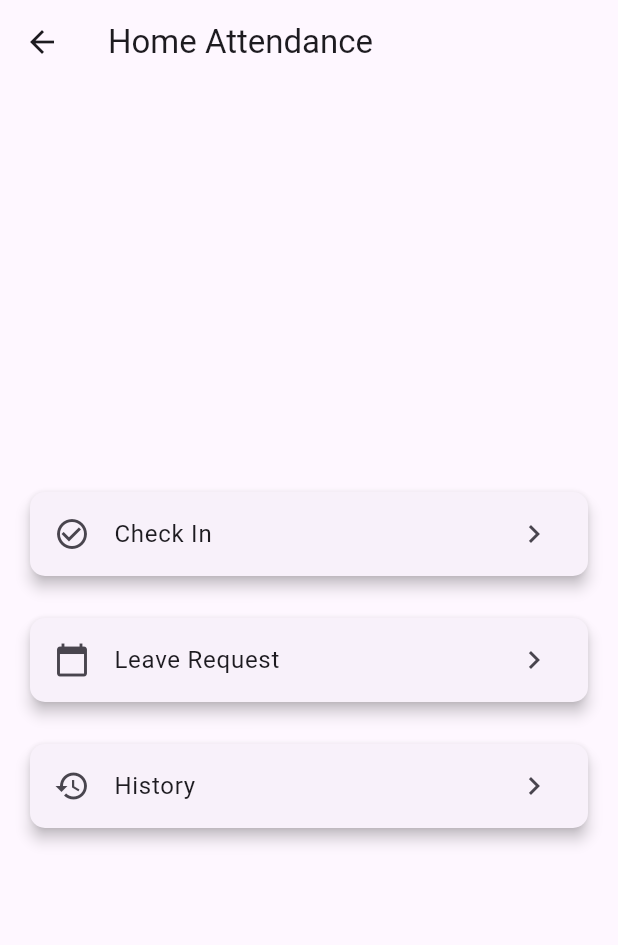
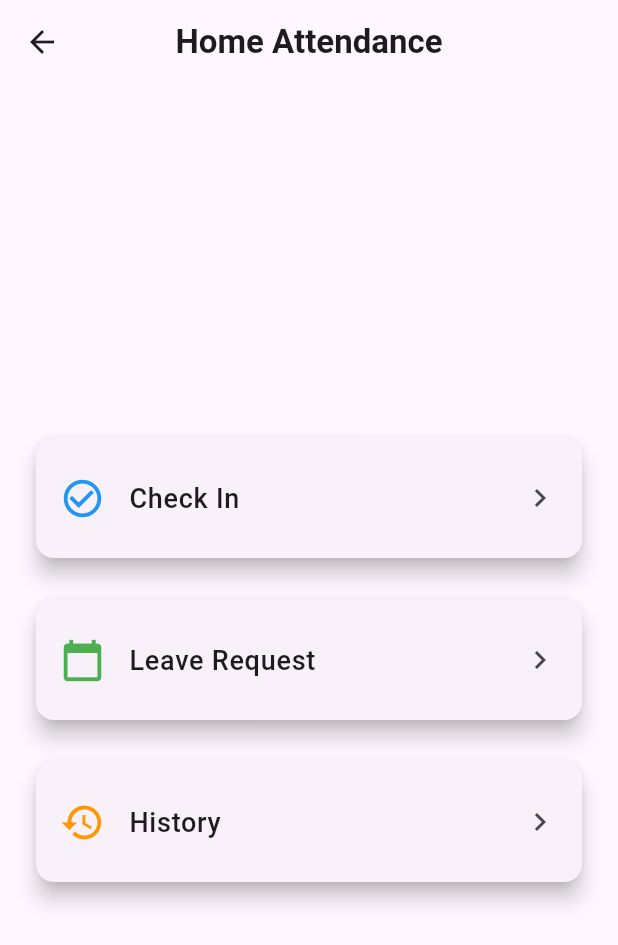
Before and after one commit to ZUHAIRR23/firebase, a Flutter app: the HomePage screen opened by its route, after a tap on "Attendance", on a phone screen of 412 x 824 dp. Shown: the top 945 px of the screen. Run offline on Flutter 3.47's test engine with Material 3 defaults, Android fonts, the phone set to English and light mode, and no system bars; our stand-ins replace camera, cloud_firestore, dotted_border, firebase_auth, firebase_core, firebase_storage and 6 more; missing offline and left inert: google_mlkit_face_detection; accounts and stored records are empty; network calls fail.

Commit message:
perbaruan ui

```diff
--- a/lib/ui/ui/attendance/home_attendance_page.dart
+++ b/lib/ui/ui/attendance/home_attendance_page.dart
@@ -12,60 +12,88 @@ class _HomeAttendancePageState extends State<HomeAttendancePage> {
   Widget build(BuildContext context) {
     return Scaffold(
       appBar: AppBar(
-        title: Text('Home Attendance'),
+        title: const Text('Home Attendance',
+            style: TextStyle(fontWeight: FontWeight.bold)),
+        centerTitle: true,
       ),
-      body: Padding(
-        padding: const EdgeInsets.all(16.0),
+      body: Center(
+        child: Padding(
+          padding: const EdgeInsets.all(20.0),
           child: Column(
             mainAxisAlignment: MainAxisAlignment.center,
             children: [
               Card(
-              elevation: 4,
+                elevation: 6,
                 shape: RoundedRectangleBorder(
-                borderRadius: BorderRadius.circular(10),
+                  borderRadius: BorderRadius.circular(12),
                 ),
-              child: ListTile(
+                child: InkWell(
                   onTap: () {
                     Navigator.pushNamed(context, '/attendance');
                   },
-                leading: const Icon(Icons.check_circle_outline),
-                title: const Text('Check In'),
-                trailing: const Icon(Icons.chevron_right),
+                  borderRadius: BorderRadius.circular(12),
+                  child: ListTile(
+                    contentPadding: const EdgeInsets.symmetric(
+                        horizontal: 16, vertical: 12),
+                    leading: const Icon(Icons.check_circle_outline,
+                        size: 30, color: Colors.blue),
+                    title: const Text('Check In',
+                        style: TextStyle(
+                            fontSize: 18, fontWeight: FontWeight.w500)),
+                    trailing: const Icon(Icons.chevron_right, size: 24),
+                  ),
                 ),
               ),
               const SizedBox(height: 20),
               Card(
-              elevation: 4,
+                elevation: 6,
                 shape: RoundedRectangleBorder(
-                borderRadius: BorderRadius.circular(10),
+                  borderRadius: BorderRadius.circular(12),
                 ),
-              child: ListTile(
+                child: InkWell(
                   onTap: () {
                     Navigator.pushNamed(context, '/leave');
                   },
-                leading: const Icon(Icons.calendar_today),
-                title: const Text('Leave Request'),
-                trailing: const Icon(Icons.chevron_right),
+                  borderRadius: BorderRadius.circular(12),
+                  child: ListTile(
+                    contentPadding: const EdgeInsets.symmetric(
+                        horizontal: 16, vertical: 12),
+                    leading: const Icon(Icons.calendar_today,
+                        size: 30, color: Colors.green),
+                    title: const Text('Leave Request',
+                        style: TextStyle(
+                            fontSize: 18, fontWeight: FontWeight.w500)),
+                    trailing: const Icon(Icons.chevron_right, size: 24),
+                  ),
                 ),
               ),
               const SizedBox(height: 20),
               Card(
-              elevation: 4,
+                elevation: 6,
                 shape: RoundedRectangleBorder(
-                borderRadius: BorderRadius.circular(10),
+                  borderRadius: BorderRadius.circular(12),
                 ),
-              child: ListTile(
+                child: InkWell(
                   onTap: () {
                     Navigator.pushNamed(context, '/history');
                   },
-                leading: const Icon(Icons.history),
-                title: const Text('History'),
-                trailing: const Icon(Icons.chevron_right),
+                  borderRadius: BorderRadius.circular(12),
+                  child: ListTile(
+                    contentPadding: const EdgeInsets.symmetric(
+                        horizontal: 16, vertical: 12),
+                    leading: const Icon(Icons.history,
+                        size: 30, color: Colors.orange),
+                    title: const Text('History',
+                        style: TextStyle(
+                            fontSize: 18, fontWeight: FontWeight.w500)),
+                    trailing: const Icon(Icons.chevron_right, size: 24),
+                  ),
                 ),
               ),
             ],
           ),
         ),
+      ),
     );
   }
 }
--- a/lib/ui/ui/home_page.dart
+++ b/lib/ui/ui/home_page.dart
@@ -33,31 +33,66 @@ class _HomePageState extends State<HomePage> {
   Widget build(BuildContext context) {
     return Scaffold(
       body: SingleChildScrollView(
+        child: Column(
+          children: [
+            _buildHeader(),
+            Padding(
               padding: const EdgeInsets.all(20.0),
               child: Column(
-          crossAxisAlignment: CrossAxisAlignment.start,
                 children: [
-            FutureBuilder<Map<String, dynamic>>(
+                  _buildActionButtons(),
+                ],
+              ),
+            ),
+          ],
+        ),
+      ),
+    );
+  }
+
+  Widget _buildHeader() {
+    return FutureBuilder<Map<String, dynamic>>(
       future: userData,
       builder: (context, snapshot) {
         if (snapshot.connectionState == ConnectionState.waiting) {
-                  return const Center(child: CircularProgressIndicator());
+          return const SizedBox(
+            height: 200,
+            child: Center(child: CircularProgressIndicator()),
+          );
         } else if (snapshot.hasError ||
             !snapshot.hasData ||
             snapshot.data!.isEmpty) {
-                  return const Center(child: Text("User data not found."));
+          return const SizedBox(
+            height: 200,
+            child: Center(child: Text("User data not found.")),
+          );
         }
 
         final user = snapshot.data!;
 
-                return Column(
-                  crossAxisAlignment: CrossAxisAlignment.start,
+        return Stack(
+          children: [
+            Container(
+              height: 200,
+              decoration: const BoxDecoration(
+                gradient: LinearGradient(
+                  colors: [Colors.blue, Colors.lightBlueAccent],
+                  begin: Alignment.topLeft,
+                  end: Alignment.bottomRight,
+                ),
+              ),
+            ),
+            Padding(
+              padding: const EdgeInsets.all(20.0),
+              child: Column(
                 children: [
                   Row(
                     children: [
                       const CircleAvatar(
-                          radius: 30,
-                          child: Icon(Icons.person, size: 40),
+                        radius: 40,
+                        backgroundColor: Colors.white30,
+                        child:
+                            Icon(Icons.person, size: 50, color: Colors.white),
                       ),
                       const SizedBox(width: 16),
                       Column(
@@ -66,85 +101,80 @@ class _HomePageState extends State<HomePage> {
                           Text(
                             '${user['first_name']} ${user['last_name']}',
                             style: const TextStyle(
-                                fontSize: 20,
+                              fontSize: 22,
                               fontWeight: FontWeight.bold,
+                              color: Colors.white,
                             ),
                           ),
                           Text(
                             user['role'],
-                              style: TextStyle(color: Colors.grey[600]),
+                            style: const TextStyle(color: Colors.white70),
                           ),
                         ],
                       ),
                       const Spacer(),
                       IconButton(
-                          icon: const Icon(Icons.settings),
+                        icon: const Icon(Icons.settings, color: Colors.white),
                         onPressed: () =>
                             Navigator.pushNamed(context, '/profile'),
                       ),
                     ],
                   ),
                   const SizedBox(height: 20),
-                    Card(
-                      elevation: 4,
-                      shape: RoundedRectangleBorder(
-                          borderRadius: BorderRadius.circular(12)),
-                      child: Padding(
-                        padding: const EdgeInsets.all(16.0),
-                        child: Column(
-                          crossAxisAlignment: CrossAxisAlignment.start,
-                          children: [
-                            Text('Email: ${_auth.currentUser?.email ?? 'N/A'}',
-                                style: const TextStyle(fontSize: 16)),
-                            Text('UID: ${_auth.currentUser?.uid ?? 'N/A'}',
-                                style: const TextStyle(color: Colors.grey)),
+                  const Align(
+                    alignment: Alignment.center,
+                    child: Text(
+                      "Welcome to attendance page",
+                      style: TextStyle(color: Colors.white, fontSize: 18),
+                    ),
+                  )
                 ],
-                        ),
               ),
             ),
           ],
         );
       },
-            ),
-            const SizedBox(height: 10  ),
-            Card(
-              elevation: 4,
-              shape: RoundedRectangleBorder(
-                  borderRadius: BorderRadius.circular(12)),
-              child: Padding(
+    );
+  }
+
+  Widget _buildActionButtons() {
+    return Padding(
       padding: const EdgeInsets.all(16.0),
-                child: Row(
-                  mainAxisAlignment: MainAxisAlignment.center,
+      child: GridView.count(
+        shrinkWrap: true,
+        physics: const NeverScrollableScrollPhysics(),
+        crossAxisCount: 3,
+        crossAxisSpacing: 10,
+        mainAxisSpacing: 10,
         children: [
-                    _buildButton('Attendance', Colors.green,
+          _buildActionButton('Attendance', Icons.calendar_today, Colors.green,
               () => Navigator.pushNamed(context, '/homeAttendance')),
-                    const SizedBox(width: 20),
-                    _buildButton('Notes', Colors.amberAccent,
+          _buildActionButton('Notes', Icons.notes, Colors.amber,
               () => Navigator.pushNamed(context, '/note')),
-                    const SizedBox(width: 20),
-                    _buildButton('Logout', Colors.red, _signOut),
+          _buildActionButton('Logout', Icons.logout, Colors.red, _signOut),
         ],
-                ),
-              ),
-            ),
-          ],
-        ),
       ),
     );
   }
 
-  Widget _buildButton(String text, Color color, VoidCallback onPressed,
-      {Color textColor = Colors.white, bool isLarge = false}) {
+  Widget _buildActionButton(
+      String text, IconData icon, Color color, VoidCallback onPressed) {
     return ElevatedButton(
       onPressed: onPressed,
       style: ElevatedButton.styleFrom(
         backgroundColor: color,
-        padding: EdgeInsets.symmetric(
-            horizontal: isLarge ? 30 : 16, vertical: isLarge ? 14 : 12),
-        textStyle: TextStyle(fontSize: isLarge ? 18 : 16),
-        shape: RoundedRectangleBorder(borderRadius: BorderRadius.circular(8)),
+        foregroundColor: Colors.white,
+        padding: const EdgeInsets.symmetric(vertical: 16, horizontal: 12),
+        shape: RoundedRectangleBorder(borderRadius: BorderRadius.circular(12)),
       ),
-      child: Text(text, style: TextStyle(color: textColor)),
+      child: Column(
+        mainAxisSize: MainAxisSize.min,
+        children: [
+          Icon(icon, size: 30),
+          const SizedBox(height: 8),
+          Text(text, style: const TextStyle(fontSize: 14)),
+        ],
+      ),
     );
   }
 }
```
Also changed, not shown: lib/ui/ui/note_page.dart (+50 -44 lines), lib/ui/ui/profile_page.dart (+89 -37 lines), 4 other files. Lines whose indentation alone changed are shown as unchanged.
